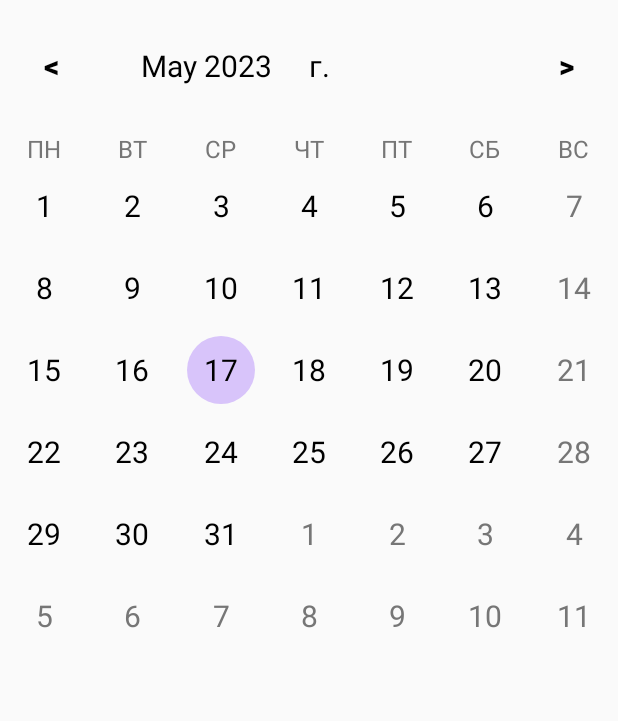
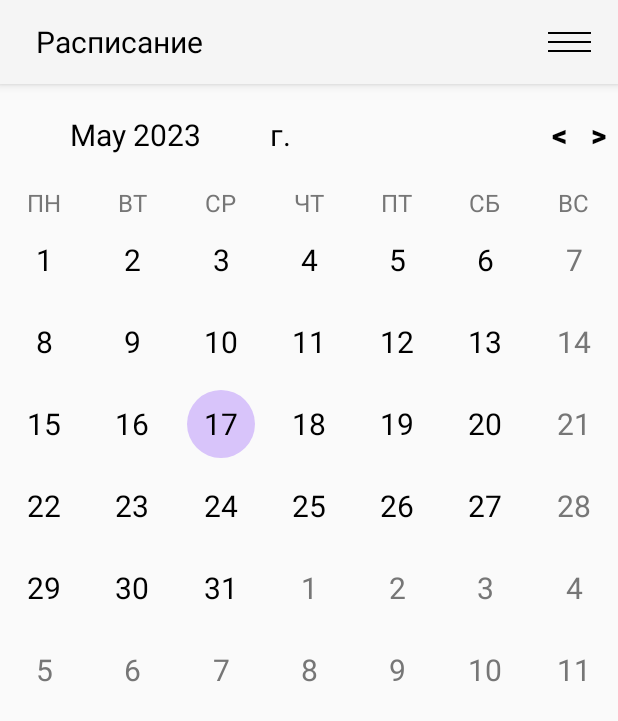
Before and after one commit to MatvienkoMaria/Mobile_project, an Android app: the screen it shows after launch (MainActivity), on a phone screen of 412 x 824 dp. Shown: the top 721 px of the screen. Run offline under Robolectric (Android 15) with nearby library versions, the phone set to English and light mode, and no system bars.

Commit message:
Added action from main to controlling.

```diff
--- a/app/src/main/AndroidManifest.xml
+++ b/app/src/main/AndroidManifest.xml
@@ -12,7 +12,10 @@
         android:theme="@style/Theme.MobileProject"
         tools:targetApi="31">
         <activity
-            android:name="MainActivity"
+            android:name=".ControllingActivity"
+            android:exported="false" />
+        <activity
+            android:name=".MainActivity"
             android:exported="true">
             <intent-filter>
                 <action android:name="android.intent.action.MAIN" />
--- a/app/src/main/java/com/mobile/project/MainActivity.java
+++ b/app/src/main/java/com/mobile/project/MainActivity.java
@@ -5,6 +5,7 @@ import androidx.appcompat.app.AppCompatActivity;
 import androidx.recyclerview.widget.GridLayoutManager;
 import androidx.recyclerview.widget.RecyclerView;
 
+import android.content.Intent;
 import android.os.Bundle;
 import android.view.View;
 import android.widget.TextView;
@@ -129,6 +130,11 @@ public class MainActivity extends AppCompatActivity implements CalendarAdapter.O
         }
     }
 
+    public void toControllingAction(View view) {
+        Intent intent = new Intent(this, ControllingActivity.class);
+        startActivity(intent);
+    }
+
     public interface ChangeMonthByCell{
         void changeMonthByCell(int prevOrNext, int day_cell);
     }
--- a/app/src/main/res/layout/activity_main.xml
+++ b/app/src/main/res/layout/activity_main.xml
@@ -5,15 +5,90 @@
     android:layout_width="match_parent"
     android:layout_height="match_parent"
     tools:context=".MainActivity"
-    android:orientation="vertical">
+    android:orientation="vertical"
+    >
+
+    <com.google.android.material.appbar.AppBarLayout
+        android:layout_width="match_parent"
+        android:layout_height="wrap_content"
+        >
+
+        <androidx.appcompat.widget.Toolbar
+            android:id="@+id/toolbar"
+            android:layout_width="match_parent"
+            android:layout_height="?attr/actionBarSize"
+            android:background="?attr/colorPrimary" >
+
+            <LinearLayout
+                android:layout_width="match_parent"
+                android:layout_height="match_parent"
+                android:orientation="horizontal"
+                android:layout_gravity="right">
+
+                <TextView
+                    android:layout_width="wrap_content"
+                    android:layout_height="match_parent"
+                    android:gravity="center"
+                    android:text="Расписание"
+                    android:textSize="20sp"
+                    android:textColor="@color/dark_days"
+                    android:layout_weight="1"
+                    />
+
+                <Space
+                    android:layout_width="0dp"
+                    android:layout_height="0dp"
+                    android:layout_weight="14" />
+
+                <ImageButton
+                    android:layout_width="1dp"
+                    android:layout_height="20dp"
+                    android:layout_gravity="center_vertical"
+                    android:layout_weight="2"
+                    android:background="@drawable/menu_bar_black"
+                    android:contentDescription="menu"
+                    android:onClick="toControllingAction"/>
+
+                <Space
+                    android:layout_width="0dp"
+                    android:layout_height="0dp"
+                    android:layout_weight="1" />
+            </LinearLayout>
+
+
+        </androidx.appcompat.widget.Toolbar>
+
+    </com.google.android.material.appbar.AppBarLayout>
 
     <LinearLayout
         android:layout_width="match_parent"
         android:layout_height="wrap_content"
         android:orientation="horizontal"
-        android:layout_marginBottom="20dp"
-        android:layout_marginTop="20dp"
+        android:layout_marginBottom="10dp"
+        android:layout_marginTop="10dp"
+        android:layout_gravity="left"
         >
+
+        <TextView
+            android:id="@+id/monthYear"
+            android:layout_width="0dp"
+            android:layout_weight="7"
+            android:layout_height="wrap_content"
+            android:text="Май 2023"
+            android:textSize="20sp"
+            android:textAlignment="center"
+            android:textColor="@color/dark_days"
+            />
+
+        <TextView
+            android:layout_width="0dp"
+            android:layout_weight="7"
+            android:layout_height="wrap_content"
+            android:text="г."
+            android:textSize="20sp"
+            android:textAlignment="textStart"
+            android:textColor="@color/dark_days"
+            />
 
         <Button
             android:layout_width="0dp"
@@ -27,27 +102,6 @@
             android:textSize="20sp"
             />
 
-        <TextView
-            android:id="@+id/monthYear"
-            android:layout_width="0dp"
-            android:layout_weight="2"
-            android:layout_height="wrap_content"
-            android:text="Май 2023"
-            android:textSize="20sp"
-            android:textAlignment="center"
-            android:textColor="@color/dark_days"
-            />
-
-        <TextView
-            android:layout_width="0dp"
-            android:layout_weight="2"
-            android:layout_height="wrap_content"
-            android:text="г."
-            android:textSize="20sp"
-            android:textAlignment="textStart"
-            android:textColor="@color/dark_days"
-            />
-
         <Button
             android:layout_width="0dp"
             android:layout_height="wrap_content"
@@ -58,6 +112,7 @@
             android:textStyle="bold"
             android:onClick="nextMonthAction"
             android:textSize="20sp" />
+
     </LinearLayout>
 
     <LinearLayout
--- a/app/src/main/res/layout/cal.xml
+++ /dev/null
@@ -1,7 +0,0 @@
-<?xml version="1.0" encoding="utf-8"?>
-<androidx.constraintlayout.widget.ConstraintLayout xmlns:android="http://schemas.android.com/apk/res/android"
-    android:layout_width="match_parent"
-    android:layout_height="match_parent">
-
-
-</androidx.constraintlayout.widget.ConstraintLayout>
```
Also changed, not shown: app/src/main/res/drawable/menu_bar_black.png (added).
